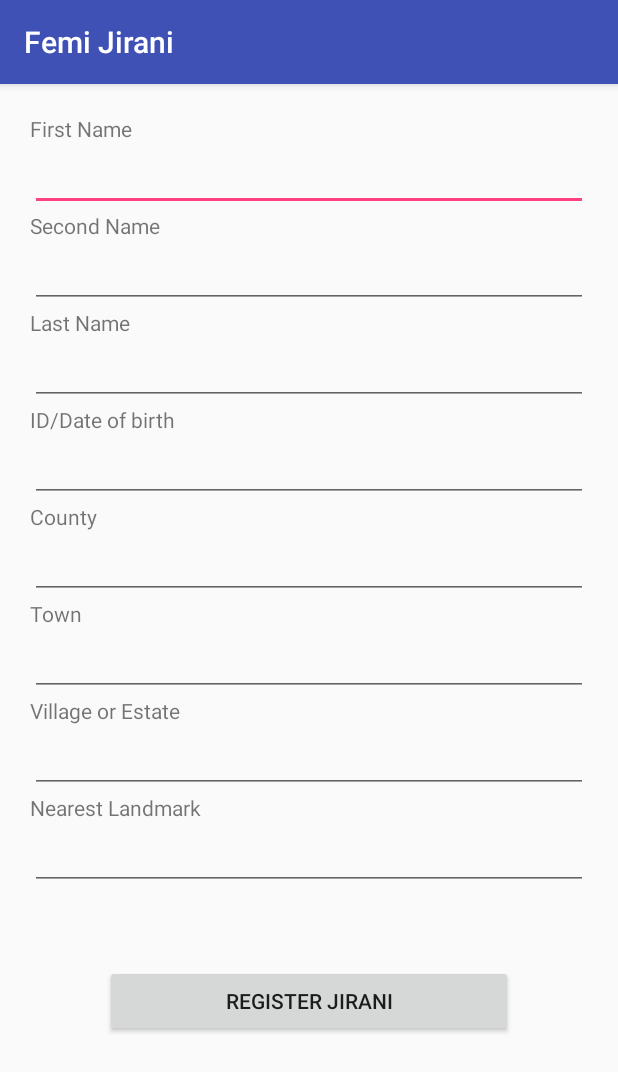
After one commit to Whambuoy/Femi-Jirani, an Android app: the registerJirani screen opened directly, with no data from a screen before it, on a phone screen of 412 x 824 dp. The commit adds this screen. Shown: the top 1072 px of the screen. Run offline under Robolectric (Android 15) with nearby library versions, the phone set to English and light mode, and no system bars.

Commit message:
Find jirani and register jirani activity

```diff
--- a/app/src/main/AndroidManifest.xml
+++ b/app/src/main/AndroidManifest.xml
@@ -16,7 +16,10 @@
                 <category android:name="android.intent.category.LAUNCHER" />
             </intent-filter>
         </activity>
-        <activity android:name=".Welcome"></activity>
+        <activity android:name=".Welcome" />
+        <activity android:name=".findJirani" />
+        <activity android:name=".registerJirani" />
+        <activity android:name=".displayActivity"></activity>
     </application>
 
 </manifest>
--- /dev/null
+++ b/app/src/main/java/com/example/android/femijirani/registerJirani.java
@@ -0,0 +1,13 @@
+package com.example.android.femijirani;
+
+import android.support.v7.app.AppCompatActivity;
+import android.os.Bundle;
+
+public class registerJirani extends AppCompatActivity {
+
+    @Override
+    protected void onCreate(Bundle savedInstanceState) {
+        super.onCreate(savedInstanceState);
+        setContentView(R.layout.activity_register_jirani);
+    }
+}
--- /dev/null
+++ b/app/src/main/res/layout/activity_register_jirani.xml
@@ -0,0 +1,100 @@
+<?xml version="1.0" encoding="utf-8"?>
+<ScrollView xmlns:android="http://schemas.android.com/apk/res/android"
+    xmlns:app="http://schemas.android.com/apk/res-auto"
+    xmlns:tools="http://schemas.android.com/tools"
+    android:layout_width="match_parent"
+    android:layout_height="match_parent"
+    android:orientation="vertical"
+    tools:context="com.example.android.femijirani.registerJirani">
+
+    <LinearLayout
+        android:layout_width="match_parent"
+        android:layout_height="match_parent"
+        android:orientation="vertical"
+        android:padding="20dp"
+        tools:context="com.example.android.femijirani.registerJirani">
+
+
+        <TextView
+            android:layout_width="wrap_content"
+            android:layout_height="wrap_content"
+            android:text="@string/first_name" />
+
+        <EditText
+            android:layout_width="match_parent"
+            android:layout_height="wrap_content" />
+
+        <TextView
+            android:layout_width="wrap_content"
+            android:layout_height="wrap_content"
+            android:text="@string/second_name" />
+
+        <EditText
+            android:layout_width="match_parent"
+            android:layout_height="wrap_content" />
+
+        <TextView
+            android:layout_width="wrap_content"
+            android:layout_height="wrap_content"
+            android:text="@string/last_name" />
+
+        <EditText
+            android:layout_width="match_parent"
+            android:layout_height="wrap_content" />
+
+        <TextView
+            android:layout_width="wrap_content"
+            android:layout_height="wrap_content"
+            android:text="@string/id_dob" />
+
+        <EditText
+            android:layout_width="match_parent"
+            android:layout_height="wrap_content" />
+
+        <TextView
+            android:layout_width="wrap_content"
+            android:layout_height="wrap_content"
+            android:text="@string/county" />
+
+        <EditText
+            android:layout_width="match_parent"
+            android:layout_height="wrap_content" />
+
+        <TextView
+            android:layout_width="wrap_content"
+            android:layout_height="wrap_content"
+            android:text="@string/town" />
+
+        <EditText
+            android:layout_width="match_parent"
+            android:layout_height="wrap_content" />
+
+        <TextView
+            android:layout_width="wrap_content"
+            android:layout_height="wrap_content"
+            android:text="@string/village_estate" />
+
+        <EditText
+            android:layout_width="match_parent"
+            android:layout_height="wrap_content" />
+
+        <TextView
+            android:layout_width="wrap_content"
+            android:layout_height="wrap_content"
+            android:text="@string/land_mark" />
+
+        <EditText
+            android:layout_width="match_parent"
+            android:layout_height="wrap_content" />
+
+
+
+        <Button
+            android:layout_width="match_parent"
+            android:layout_height="wrap_content"
+            android:text="@string/register_j"
+            android:layout_margin="50dp"/>
+
+    </LinearLayout>
+
+</ScrollView>
--- a/app/src/main/res/layout/activity_welcome.xml
+++ b/app/src/main/res/layout/activity_welcome.xml
@@ -10,7 +10,7 @@
         android:id="@+id/find_jirani"
         android:layout_width="wrap_content"
         android:layout_height="wrap_content"
-        android:text="@string/find_jirani"
+        android:text="@string/find_j"
         android:layout_centerHorizontal="true"
         android:layout_marginTop="120dp"/>
 
@@ -18,7 +18,7 @@
         android:id="@+id/register_jirani"
         android:layout_width="wrap_content"
         android:layout_height="wrap_content"
-        android:text="@string/register_jirani"
+        android:text="@string/register_j"
         android:layout_below="@id/find_jirani"
         android:layout_centerHorizontal="true"
         android:layout_marginTop="60dp"/>
--- a/app/src/main/res/values/strings.xml
+++ b/app/src/main/res/values/strings.xml
@@ -8,7 +8,22 @@
     <string name="button_login">Login</string>
 
     <!--Welcome Activity -->
-    <string name="find_jirani">Find Jirani</string>
-    <string name="register_jirani">Register Jirani</string>
+    <string name="find_j">Find Jirani</string>
+    <string name="register_j">Register Jirani</string>
+
+    <!--Find Jirani Activity -->
+    <string name="first_name">First Name</string>
+    <string name="second_name">Second Name</string>
+    <string name="last_name">Last Name</string>
+    <string name="id_dob">ID/Date of birth</string>
+    <string name="find">Find</string>
+    <string name="o_id">Organizational ID</string>
+
+    <!--Register Jirani Activity -->
+    <string name="county">County</string>
+    <string name="town">Town</string>
+    <string name="village_estate">Village or Estate</string>
+    <string name="land_mark">Nearest Landmark</string>
+
 
 </resources>
```
Also changed, not shown: app/src/main/java/com/example/android/femijirani/Welcome.java (+39 -1 lines), app/src/main/java/com/example/android/femijirani/displayActivity.java (added, +13 -0 lines), app/src/main/java/com/example/android/femijirani/findJirani.java (added, +13 -0 lines), app/src/main/res/layout/activity_display.xml (added, +9 -0 lines), app/src/main/res/layout/activity_find_jirani.xml (added, +63 -0 lines).
